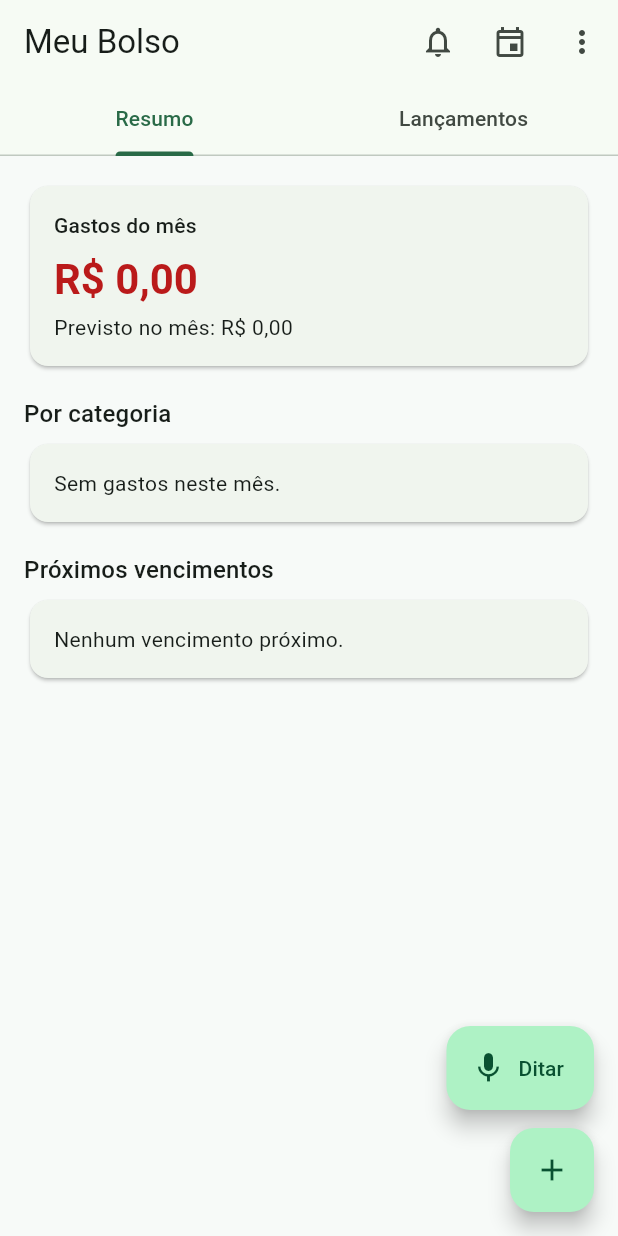
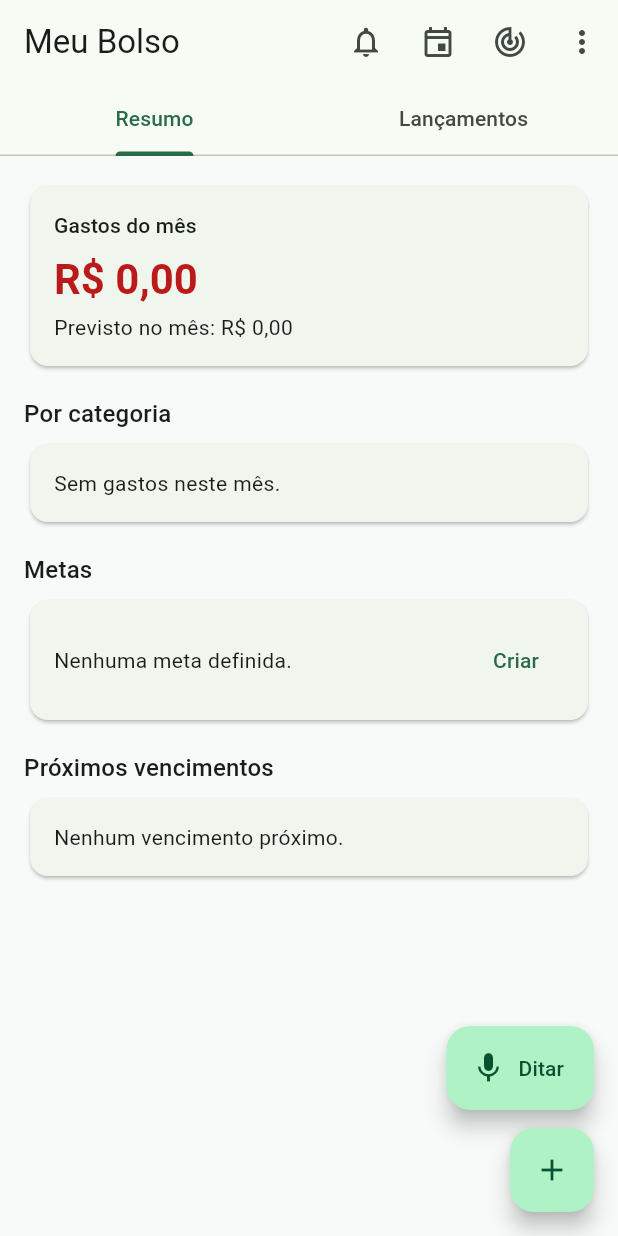
Before and after one commit to leonardorsvieira/projeto-financeiro, a Flutter app: the screen it shows once a user with an empty profile is signed in, on a phone screen of 412 x 824 dp. Run offline on Flutter 3.47's test engine with Material 3 defaults, Android fonts, the phone set to English and light mode, and no system bars; our stand-ins replace fl_chart, flutter_local_notifications, flutter_riverpod, flutter_timezone, go_router, shared_preferences and 2 more; missing offline and left inert: record; accounts and stored records are empty.

Commit message:
06-03: metas/limites por categoria com progresso no dashboard e tela dedicada
- migration create_metas.sql (tabela metas + RLS + realtime) aplicada no Supabase remoto
- Modelo Meta + MetasRepository + SupabaseMetasRepository + metasStreamProvider + metasComProgressoProvider
- MetasScreen dedicada (/metas, AppBar track_changes) com CRUD via dialog
- Seção Metas no Resumo com barra de progresso (ok/alerta/estourada)
- +8 testes; analyze 0 issues; 118 testes; build web + APK OK

```diff
--- a/app/lib/features/dashboard/presentation/dashboard_screen.dart
+++ b/app/lib/features/dashboard/presentation/dashboard_screen.dart
@@ -6,6 +6,7 @@ import 'package:go_router/go_router.dart';
 import '../../home/domain/app_routes.dart';
 import '../../lancamentos/application/lancamentos_providers.dart';
 import '../../lancamentos/domain/lancamento_converter.dart';
+import '../../metas/application/metas_providers.dart';
 import '../application/dashboard_providers.dart';
 
 /// Cores do donut por categoria (fallback para categorias novas).
@@ -51,6 +52,8 @@ class DashboardScreen extends ConsumerWidget {
             gastos: porCategoria,
             totalCents: resumo.realCents,
           ),
+          const SizedBox(height: 16),
+          _MetasSection(metas: ref.watch(metasComProgressoProvider)),
           const SizedBox(height: 16),
           Text('Próximos vencimentos', style: theme.textTheme.titleMedium),
           const SizedBox(height: 4),
@@ -208,3 +211,125 @@ class _DonutGastosCategoria extends StatelessWidget {
     );
   }
 }
+
+class _MetasSection extends ConsumerWidget {
+  const _MetasSection({required this.metas});
+
+  final List<MetaComProgresso> metas;
+
+  @override
+  Widget build(BuildContext context, WidgetRef ref) {
+    final theme = Theme.of(context);
+
+    if (metas.isEmpty) {
+      return Column(
+        crossAxisAlignment: CrossAxisAlignment.start,
+        children: [
+          Text('Metas', style: theme.textTheme.titleMedium),
+          const SizedBox(height: 4),
+          Card(
+            child: Padding(
+              padding: const EdgeInsets.all(16),
+              child: Row(
+                children: [
+                  const Expanded(child: Text('Nenhuma meta definida.')),
+                  TextButton(
+                    onPressed: () => context.push(AppRoutes.metas),
+                    child: const Text('Criar'),
+                  ),
+                ],
+              ),
+            ),
+          ),
+        ],
+      );
+    }
+
+    return Column(
+      crossAxisAlignment: CrossAxisAlignment.start,
+      children: [
+        Row(
+          children: [
+            Expanded(child: Text('Metas', style: theme.textTheme.titleMedium)),
+            TextButton(
+              onPressed: () => context.push(AppRoutes.metas),
+              child: const Text('Gerenciar'),
+            ),
+          ],
+        ),
+        const SizedBox(height: 4),
+        for (final m in metas)
+          Padding(
+            padding: const EdgeInsets.only(bottom: 8),
+            child: _MetaProgressoTile(meta: m),
+          ),
+      ],
+    );
+  }
+}
+
+class _MetaProgressoTile extends StatelessWidget {
+  const _MetaProgressoTile({required this.meta});
+
+  final MetaComProgresso meta;
+
+  Color _corProgresso(ColorScheme scheme) {
+    if (meta.estourou) return scheme.error;
+    if (meta.quaseEstourada) return Colors.amber.shade700;
+    return Colors.green.shade600;
+  }
+
+  @override
+  Widget build(BuildContext context) {
+    final theme = Theme.of(context);
+    final cor = _corProgresso(theme.colorScheme);
+    final pct = meta.percentual;
+
+    return Card(
+      child: Padding(
+        padding: const EdgeInsets.all(16),
+        child: Column(
+          crossAxisAlignment: CrossAxisAlignment.start,
+          children: [
+            Row(
+              children: [
+                Expanded(
+                  child: Text(
+                    meta.meta.categoria,
+                    style: theme.textTheme.titleSmall,
+                  ),
+                ),
+                Text(
+                  '${formatoBRL(meta.gastoCents)} de '
+                  '${formatoBRL(meta.meta.valorLimiteCents)}',
+                  style: theme.textTheme.bodySmall,
+                ),
+              ],
+            ),
+            const SizedBox(height: 8),
+            ClipRRect(
+              borderRadius: BorderRadius.circular(6),
+              child: LinearProgressIndicator(
+                value: (pct.clamp(0, 100)) / 100,
+                minHeight: 8,
+                color: cor,
+                backgroundColor: theme.colorScheme.surfaceContainerHighest,
+              ),
+            ),
+            const SizedBox(height: 4),
+            Align(
+              alignment: Alignment.centerRight,
+              child: Text(
+                '$pct%',
+                style: theme.textTheme.bodySmall?.copyWith(
+                  color: cor,
+                  fontWeight: FontWeight.w600,
+                ),
+              ),
+            ),
+          ],
+        ),
+      ),
+    );
+  }
+}
--- a/app/lib/features/dashboard/presentation/home_screen.dart
+++ b/app/lib/features/dashboard/presentation/home_screen.dart
@@ -60,6 +60,11 @@ class _HomeScreenState extends ConsumerState<HomeScreen>
             onPressed: () => context.push(AppRoutes.proximosVencimentos),
             icon: const Icon(Icons.event_outlined),
           ),
+          IconButton(
+            tooltip: 'Metas',
+            onPressed: () => context.push(AppRoutes.metas),
+            icon: const Icon(Icons.track_changes_outlined),
+          ),
           PopupMenuButton<String>(
             tooltip: 'Opções',
             onSelected: (value) {
--- a/app/lib/features/home/domain/app_routes.dart
+++ b/app/lib/features/home/domain/app_routes.dart
@@ -11,6 +11,7 @@ class AppRoutes {
   static const String confirmacaoDitado = '/lancamentos/ditar/confirmacao';
   static const String lancamentosDetalhe = '/lancamentos/:id';
   static const String proximosVencimentos = '/vencimentos/proximos';
+  static const String metas = '/metas';
 
   static String lancamentoEditar(String id) => '/lancamentos/$id';
 }
--- /dev/null
+++ b/app/lib/features/metas/application/metas_providers.dart
@@ -0,0 +1,47 @@
+import 'package:flutter_riverpod/flutter_riverpod.dart';
+
+import '../../dashboard/application/dashboard_providers.dart';
+import '../data/supabase_metas_repository.dart';
+import '../domain/meta.dart';
+import '../domain/metas_repository.dart';
+
+final metasRepositoryProvider = Provider<MetasRepository>(
+  (ref) => SupabaseMetasRepository(),
+);
+
+final metasStreamProvider = StreamProvider<List<Meta>>((ref) {
+  return ref.watch(metasRepositoryProvider).watch();
+});
+
+/// Meta combinada com o gasto do mês vigente da categoria e o % de uso.
+class MetaComProgresso {
+  const MetaComProgresso({
+    required this.meta,
+    required this.gastoCents,
+  });
+
+  final Meta meta;
+  final int gastoCents;
+
+  int get percentual {
+    if (meta.valorLimiteCents <= 0) return 0;
+    return (gastoCents / meta.valorLimiteCents * 100).round();
+  }
+
+  bool get estourou => percentual > 100;
+  bool get quaseEstourada => percentual >= 80 && !estourou;
+}
+
+final metasComProgressoProvider = Provider<List<MetaComProgresso>>((ref) {
+  final metas = ref.watch(metasStreamProvider).value ?? [];
+  final gastos = ref.watch(gastosPorCategoriaMesProvider);
+  final gastoPorCategoria = {for (final g in gastos) g.categoria: g.valorCents};
+
+  return [
+    for (final meta in metas)
+      MetaComProgresso(
+        meta: meta,
+        gastoCents: gastoPorCategoria[meta.categoria] ?? 0,
+      ),
+  ];
+});
--- /dev/null
+++ b/app/lib/features/metas/domain/meta.dart
@@ -0,0 +1,27 @@
+class Meta {
+  const Meta({
+    required this.id,
+    required this.categoria,
+    required this.valorLimiteCents,
+  });
+
+  final String id;
+  final String categoria;
+  final int valorLimiteCents;
+
+  Map<String, dynamic> toMap() {
+    return {
+      'id': id,
+      'categoria': categoria,
+      'valor_limite_cents': valorLimiteCents,
+    };
+  }
+
+  factory Meta.fromMap(Map<String, dynamic> map) {
+    return Meta(
+      id: map['id'] as String,
+      categoria: map['categoria'] as String,
+      valorLimiteCents: (map['valor_limite_cents'] as num).toInt(),
+    );
+  }
+}
--- /dev/null
+++ b/app/lib/features/metas/domain/metas_repository.dart
@@ -0,0 +1,18 @@
+import 'meta.dart';
+
+abstract class MetasRepository {
+  Stream<List<Meta>> watch();
+
+  Future<Meta> create({
+    required String categoria,
+    required int valorLimiteCents,
+  });
+
+  Future<Meta> update(
+    Meta meta, {
+    required String categoria,
+    required int valorLimiteCents,
+  });
+
+  Future<void> delete(String id);
+}
--- a/app/lib/router/app_router.dart
+++ b/app/lib/router/app_router.dart
@@ -14,6 +14,7 @@ import '../features/ditado/presentation/lancamento_ditado_screen.dart';
 import '../features/dashboard/presentation/home_screen.dart';
 import '../features/lancamentos/presentation/lancamento_form_screen.dart';
 import '../features/lancamentos/presentation/proximos_vencimentos_screen.dart';
+import '../features/metas/presentation/metas_screen.dart';
 
 class _AuthListenable extends ChangeNotifier {
   _AuthListenable(Ref ref) {
@@ -72,6 +73,10 @@ final appRouterProvider = Provider<GoRouter>((ref) {
         path: AppRoutes.proximosVencimentos,
         builder: (_, _) => const ProximosVencimentosScreen(),
       ),
+      GoRoute(
+        path: AppRoutes.metas,
+        builder: (_, _) => const MetasScreen(),
+      ),
     ],
     redirect: (context, state) {
       final auth = ref.read(authControllerProvider);
```
Also changed, not shown: app/lib/features/metas/data/supabase_metas_repository.dart (added, +62 -0 lines), app/lib/features/metas/presentation/metas_screen.dart (added, +344 -0 lines), 5 other files.
